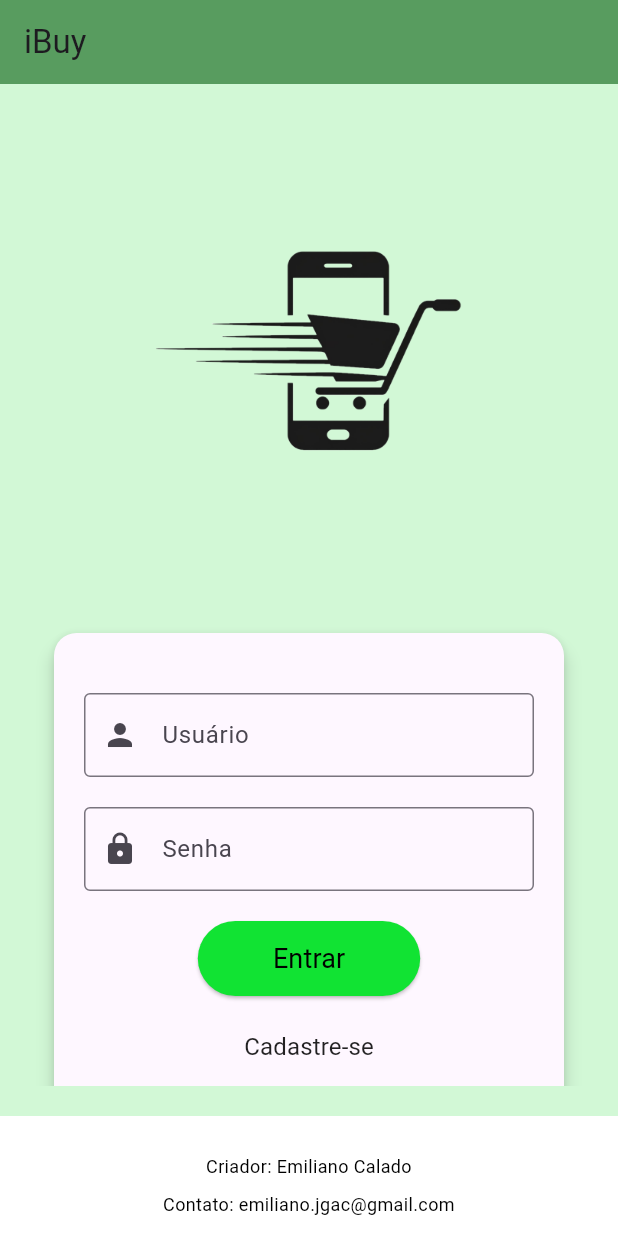
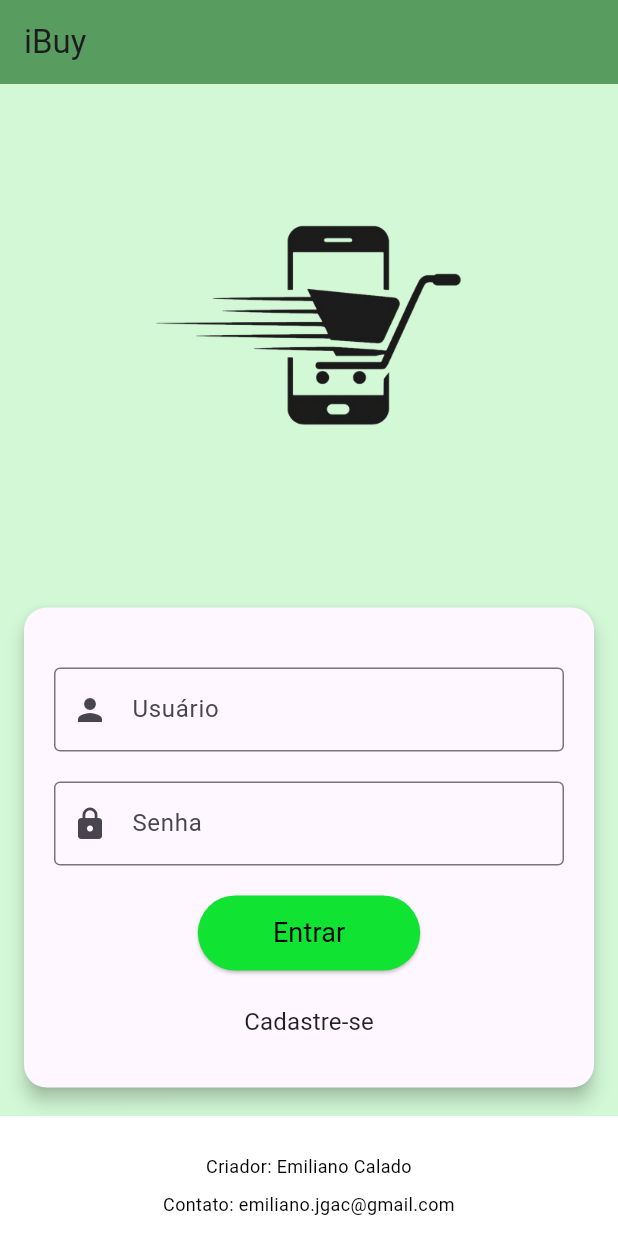
Before and after one commit to Oonailime/ListaDeCompras, a Flutter app: the screen it shows after launch, on a phone screen of 412 x 824 dp. Run offline on Flutter 3.47's test engine with Material 3 defaults, Android fonts, the phone set to English and light mode, and no system bars; our stand-ins replace cloud_firestore, firebase_core, shared_preferences; accounts and stored records are empty; statements that could not run were skipped.

```diff
--- a/lib/app/features/pages/login_page.dart
+++ b/lib/app/features/pages/login_page.dart
@@ -61,7 +61,7 @@ class _LoginPageState extends State<LoginPage> {
       ),
       backgroundColor: const Color(0xFFD2F8D6),
       body: Padding(
-        padding: EdgeInsets.all(20.0),
+        padding: EdgeInsets.all(0),
         child: Center(
           child: SingleChildScrollView(
             child: Column(
```
